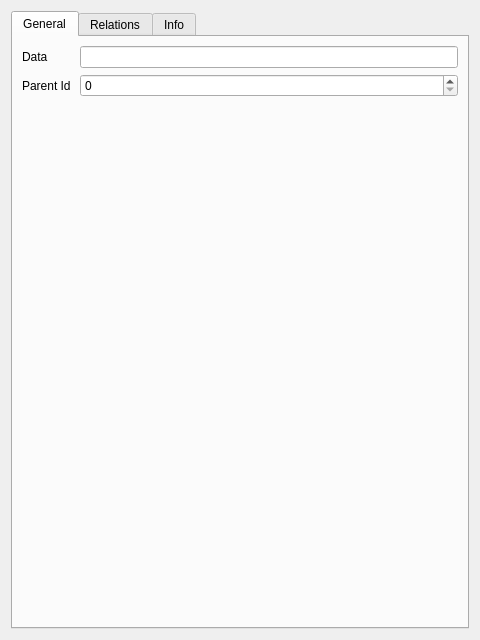
First picture: the form in exdrf-dev/exdrf_dev/qt/children/widgets/children_editor.ui, repository TNick/exdrf, before the edit.
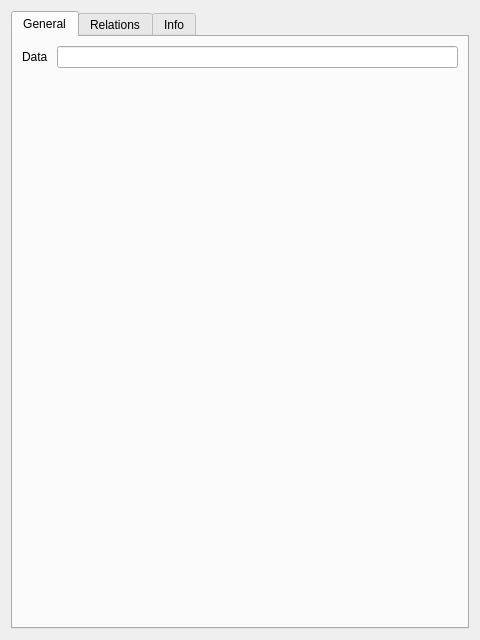
Second picture: the form after the edit. The open tabs and pages were chosen to show the change. Custom widgets are drawn as their Qt base class.

Patch:
```diff
--- a/exdrf-dev/exdrf_dev/qt/children/widgets/children_editor.ui
+++ b/exdrf-dev/exdrf_dev/qt/children/widgets/children_editor.ui
@@ -32,17 +32,7 @@
         </widget>
        </item>
        <item row="0" column="1">
-        <widget class="QLineEdit" name="c_data"/>
-       </item>
-       <item row="1" column="0">
-        <widget class="QLabel" name="lbl_parent_id">
-         <property name="text">
-          <string>Parent Id </string>
-         </property>
-        </widget>
-       </item>
-       <item row="1" column="1">
-        <widget class="QSpinBox" name="c_parent_id"/>
+        <widget class="DrfTextEditor" name="c_data"/>
        </item>
       </layout>
      </widget>
@@ -90,6 +80,11 @@
    <extends>QLineEdit</extends>
    <header location="global">exdrf_dev.qt.parents.widgets.parents_selector</header>
   </customwidget>
+  <customwidget>
+   <class>DrfTextEditor</class>
+   <extends>QLineEdit</extends>
+   <header location="global">exdrf_qt.field_ed.fed_m_text</header>
+  </customwidget>
  </customwidgets>
  <resources/>
  <connections/>
```
Left out of the diff: 2 changed lines with no effect on the pictures.
